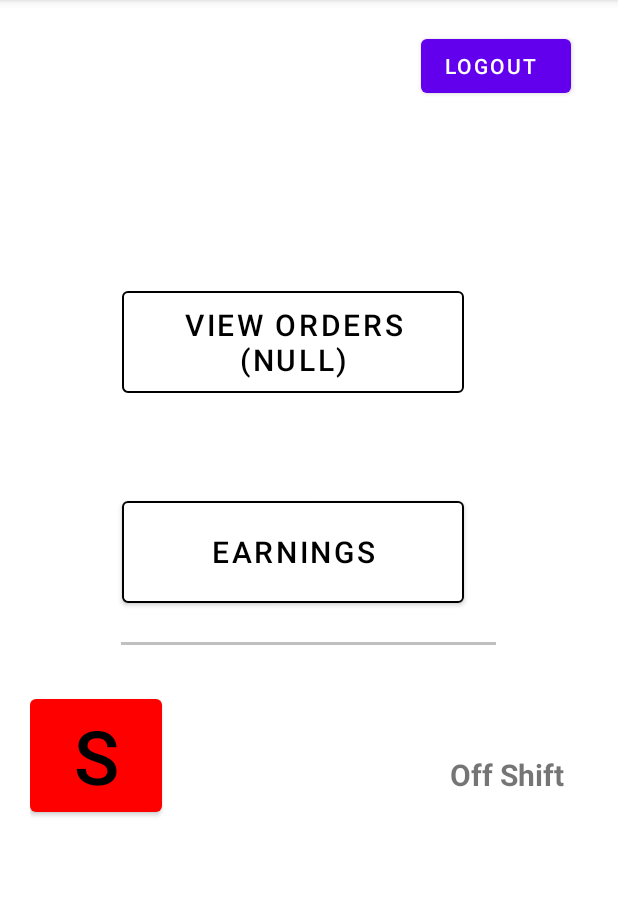
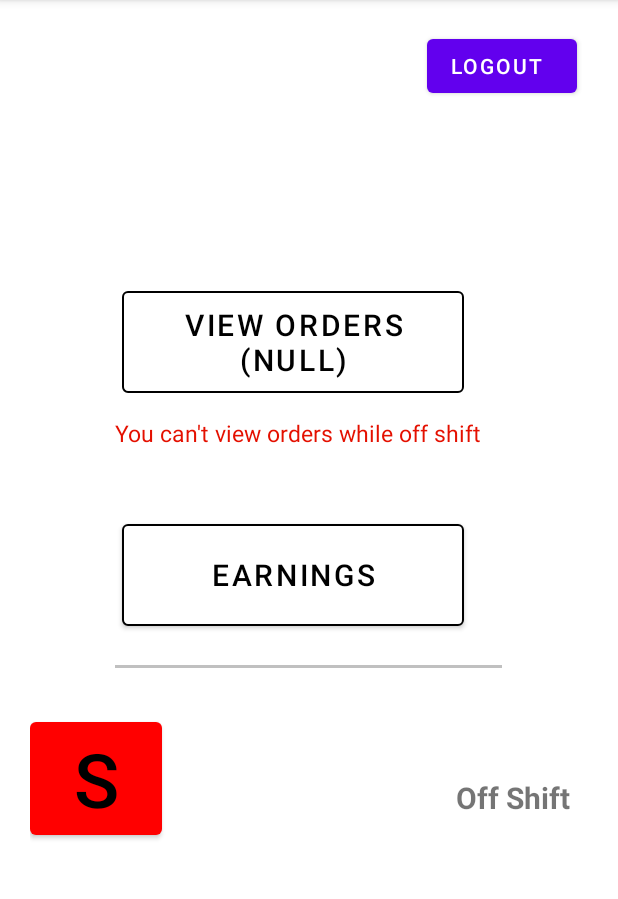
Before and after one commit to phase23/axcess, an Android app: the Dashboard screen opened directly, with no data from a screen before it, on a phone screen of 412 x 824 dp, the part 84-983 px from its top. Run offline under Robolectric (Android 15) with nearby library versions, the phone set to English and light mode, and no system bars; 4 statements that could not run were skipped.

Commit message:
DriverApp

```diff
--- a/app/build.gradle
+++ b/app/build.gradle
@@ -21,7 +21,11 @@ android {
             minifyEnabled false
             proguardFiles getDefaultProguardFile('proguard-android-optimize.txt'), 'proguard-rules.pro'
         }
+
+
     }
+
+
     compileOptions {
         sourceCompatibility JavaVersion.VERSION_1_8
         targetCompatibility JavaVersion.VERSION_1_8
@@ -42,6 +46,8 @@ dependencies {
     androidTestImplementation 'androidx.test.espresso:espresso-core:3.3.0'
     implementation 'com.squareup.okhttp3:okhttp:3.5.0'
     implementation 'com.google.maps.android:android-maps-utils:2.2.3'
+    implementation 'commons-io:commons-io:2.6'
+    //implementation 'org.apache.directory.studio:org.apache.commons.io:2.4'
     //implementation 'com.github.jd-alexander:library:1.1.0'
     //implementation 'com.github.ar-android:DrawRouteMaps:1.0.0'
 
--- a/app/src/main/AndroidManifest.xml
+++ b/app/src/main/AndroidManifest.xml
@@ -18,7 +18,7 @@
     <uses-permission android:name="android.permission.ACCESS_COARSE_LOCATION" />
     <uses-permission android:name="android.permission.RECEIVE_BOOT_COMPLETED" />
     <uses-permission android:name="android.permission.FOREGROUND_SERVICE" />
-
+    <uses-permission android:name="android.permission.CALL_PHONE" />
     <application
         android:allowBackup="true"
         android:icon="@mipmap/ic_launcher"
--- a/app/src/main/java/ai/axcess/drivers/Dashboard.java
+++ b/app/src/main/java/ai/axcess/drivers/Dashboard.java
@@ -46,6 +46,7 @@ public class Dashboard extends AppCompatActivity {
     TextView driver;
     TextView shiftstate;
     TextView locationstate;
+    TextView offview;
     Button shift;
     Button viewinorders;
     Button viewactionorders;
@@ -102,7 +103,7 @@ public class Dashboard extends AppCompatActivity {
 
         driver = (TextView)findViewById(R.id.drivername);
         shiftstate = (TextView)findViewById(R.id.whatshift);
-
+        offview = (TextView)findViewById(R.id.offlinemsg);
         driver.setText(fname);
 
         getShift(cunq);
@@ -143,6 +144,8 @@ public class Dashboard extends AppCompatActivity {
         viewinorders.setOnClickListener(new View.OnClickListener() {
             @Override
             public void onClick(View v) {
+
+
                 viewinorders.setBackgroundColor(getResources().getColor(R.color.gray));
                 Intent intent = new Intent(Dashboard.this, Vieworders.class);
 
@@ -193,7 +196,7 @@ public class Dashboard extends AppCompatActivity {
         if(myNum == 0) {
             viewactionorders.setEnabled(false);
             shiftstate.setText("Off Shift");
-
+            offview.setVisibility(View.VISIBLE);
             shift.setBackgroundColor(Color.RED);
 
         }
@@ -203,7 +206,7 @@ public class Dashboard extends AppCompatActivity {
             System.out.println("shift url  " + myNum);
             shift.setBackgroundColor(GREEN);
             shiftstate.setText("On Shift");
-
+            offview.setVisibility(View.INVISIBLE);
 
         }
 
@@ -262,11 +265,13 @@ public class Dashboard extends AppCompatActivity {
                 if(newstate == 0) {
                     shift.setBackgroundColor(RED);
                     shiftstate.setText("Off Shift");
+                    offview.setVisibility(View.VISIBLE);
                 }
 
                 if(newstate == 1) {
                     shift.setBackgroundColor(GREEN);
                     shiftstate.setText("On Shift");
+                    offview.setVisibility(View.INVISIBLE);
                 }
 
 
--- a/app/src/main/java/ai/axcess/drivers/util/DirectionPointListener.java
+++ b/app/src/main/java/ai/axcess/drivers/util/DirectionPointListener.java
@@ -4,6 +4,8 @@ import com.google.android.gms.maps.model.PolylineOptions;
 
 import java.util.List;
 
+import java.util.List;
+
 public interface DirectionPointListener {
-    void onPath(List<RoutePoints> routes);
+    void onPath(List<Routes> routes);
 }
--- a/app/src/main/res/layout/activity_dashboard.xml
+++ b/app/src/main/res/layout/activity_dashboard.xml
@@ -1,13 +1,24 @@
-<TableLayout xmlns:android="http://schemas.android.com/apk/res/android"
+
+<ScrollView xmlns:android="http://schemas.android.com/apk/res/android"
+    android:layout_width="fill_parent"
+    android:layout_height="fill_parent"
+    xmlns:tools="http://schemas.android.com/tools"
     xmlns:app="http://schemas.android.com/apk/res-auto"
-    xmlns:tools="http://schemas.android.com/tools"
+    android:orientation="vertical"
+    tools:context=".Dashboard">
+
+<TableLayout
     android:layout_width="match_parent"
     android:layout_height="match_parent"
     android:background="@color/white"
     android:shrinkColumns="*"
-    android:stretchColumns="*"
-    android:orientation="vertical"
-    tools:context=".Dashboard">
+    android:stretchColumns="*">
+
+
+
+
+
+
 
     <TableRow
         android:id="@+id/tableRow1"
@@ -118,12 +129,50 @@
             tools:layout_editor_absoluteY="680dp" />
     </TableRow>
 
+
+
+    <TableRow
+        android:id="@+id/offlinebox"
+        android:layout_width="wrap_content"
+        android:layout_height="wrap_content"
+        android:gravity="center"
+        android:paddingTop="10dp"
+        android:paddingLeft="0dp"
+        android:paddingRight="0dp">
+
+        <TextView
+            android:id="@+id/offlinemsg"
+
+
+            android:layout_width="wrap_content"
+            android:layout_height="35dp"
+
+            android:layout_gravity="left"
+            android:gravity="left"
+            android:paddingLeft="0dp"
+            android:paddingTop="0dp"
+
+            android:text="You can't view orders while off shift"
+            android:textColor="#E41000"
+            android:textSize="15dp"
+            tools:layout_editor_absoluteX="112dp"
+            tools:layout_editor_absoluteY="112dp" />
+
+
+
+
+
+    </TableRow>
+
+
+
+
     <TableRow
         android:id="@+id/tableRow4"
         android:layout_width="match_parent"
         android:layout_height="wrap_content"
         android:gravity="center"
-        android:paddingTop="60dp"
+        android:paddingTop="30dp"
         android:paddingRight="20dp">
 
         <Button
@@ -168,10 +217,11 @@
     <TableRow
         android:id="@+id/tableRow6"
         android:layout_width="0dp"
+        android:layout_height="wrap_content"
         android:paddingLeft="20dp"
-        android:layout_height="wrap_content"
 
-        android:paddingTop="30dp">
+        android:paddingTop="30dp"
+        android:paddingBottom="30dp">
 
 
         <Button
@@ -204,4 +254,7 @@
 
 
 
+
 </TableLayout>
+
+</ScrollView>
--- a/app/src/main/res/layout/activity_main.xml
+++ b/app/src/main/res/layout/activity_main.xml
@@ -7,6 +7,8 @@
     android:descendantFocusability="beforeDescendants"
     android:focusableInTouchMode="true"
     tools:context=".MainActivity">
+
+
 
 
     <ProgressBar
@@ -49,4 +51,6 @@
         app:layout_constraintStart_toStartOf="parent"
         app:layout_constraintTop_toTopOf="parent"
         app:layout_constraintVertical_bias="0.537" />
+
+
 </androidx.constraintlayout.widget.ConstraintLayout>
```
Also changed, not shown: app/src/main/java/ai/axcess/drivers/Orderpanel.java (+104 -12 lines), app/src/main/java/ai/axcess/drivers/Pickup.java (+103 -45 lines), app/src/main/java/ai/axcess/drivers/util/DirectionHelper.java (+59 -12 lines), app/src/main/java/ai/axcess/drivers/util/GetPathFromLocation.java (+17 -90 lines), app/src/main/java/ai/axcess/drivers/util/Routes.java (renamed from app/src/main/java/ai/axcess/drivers/util/RoutePoints.java, +9 -1 lines), app/src/main/res/drawable/ic_baseline_contact_phone_24.xml (added, +10 -0 lines), app/src/main/res/layout/activity_pickup.xml (+55 -1 lines).
